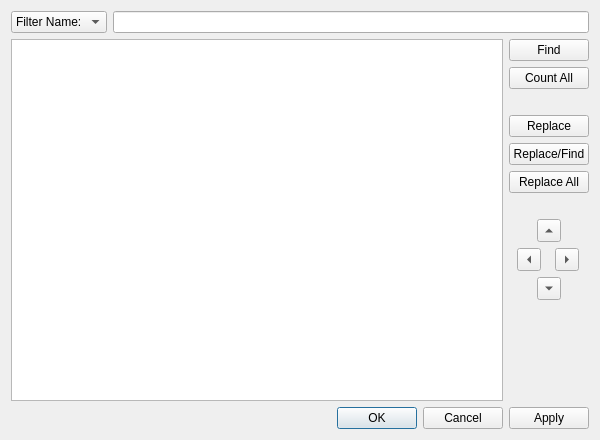
Sigil-Ebook/Sigil, file src/Sigil/Form_Files/SearchEditor.ui: the form before one commit.
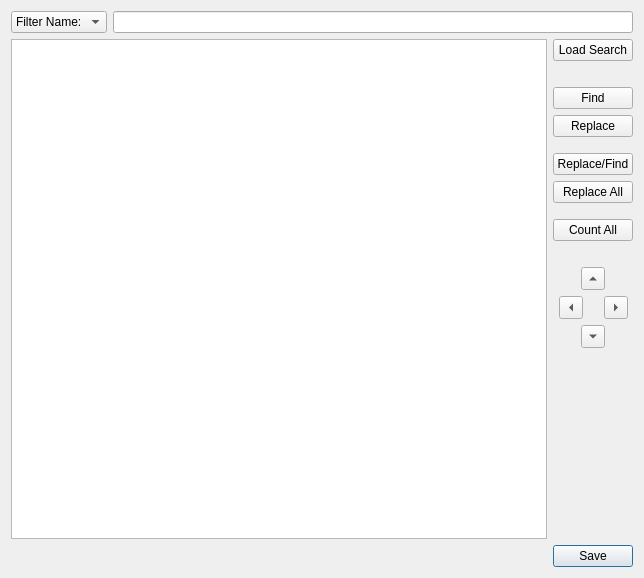
The form after the commit. Custom widgets are drawn as their Qt base class.

Commit message: Update Clip/Search/Index to use separate .ini files, reload those ini files if anything changes the files like another instance of Sigil.  Change dialogs so that there is just a Save button at bottom.  All actions on right. Window close prompts to save unsaved changes.  Reordered Find on Search dialog. Removed Create Index from Index Editor to force use of menu.  Add reload option to context menu., Add “...” to context menu entries where found. Remove OK from Report as nothing is saved.  Added spacing to TOC dialog.

Diff of the .ui file:
```diff
--- a/src/Sigil/Form_Files/SearchEditor.ui
+++ b/src/Sigil/Form_Files/SearchEditor.ui
@@ -6,8 +6,8 @@
    <rect>
     <x>0</x>
     <y>0</y>
-    <width>600</width>
-    <height>440</height>
+    <width>644</width>
+    <height>578</height>
    </rect>
   </property>
   <property name="windowTitle">
@@ -46,7 +46,7 @@
        <property name="sizePolicy">
         <sizepolicy hsizetype="Expanding" vsizetype="Expanding">
          <horstretch>1</horstretch>
-         <verstretch>0</verstretch>
+         <verstretch>1</verstretch>
         </sizepolicy>
        </property>
        <property name="editTriggers">
@@ -59,6 +59,32 @@
      </item>
      <item>
       <layout class="QVBoxLayout" name="verticalLayout">
+       <item>
+        <widget class="QPushButton" name="LoadSearch">
+         <property name="toolTip">
+          <string>Load the selected entry into the Find &amp; Replace window.</string>
+         </property>
+         <property name="text">
+          <string>Load Search</string>
+         </property>
+        </widget>
+       </item>
+       <item>
+        <spacer name="verticalSpacer_5">
+         <property name="orientation">
+          <enum>Qt::Vertical</enum>
+         </property>
+         <property name="sizeType">
+          <enum>QSizePolicy::Fixed</enum>
+         </property>
+         <property name="sizeHint" stdset="0">
+          <size>
+           <width>20</width>
+           <height>20</height>
+          </size>
+         </property>
+        </spacer>
+       </item>
        <item>
         <widget class="QPushButton" name="Find">
          <property name="toolTip">
@@ -71,33 +97,6 @@
          </property>
         </widget>
        </item>
-       <item>
-        <widget class="QPushButton" name="CountAll">
-         <property name="toolTip">
-          <string>Run Count All for the selected entries in the order selected,
-including entries in selected groups.</string>
-         </property>
-         <property name="text">
-          <string>Count All</string>
-         </property>
-        </widget>
-       </item>
-       <item>
-        <spacer name="verticalSpacer_2">
-         <property name="orientation">
-          <enum>Qt::Vertical</enum>
-         </property>
-         <property name="sizeType">
-          <enum>QSizePolicy::Fixed</enum>
-         </property>
-         <property name="sizeHint" stdset="0">
-          <size>
-           <width>20</width>
-           <height>20</height>
-          </size>
-         </property>
-        </spacer>
-       </item>
        <item>
         <widget class="QPushButton" name="ReplaceCurrent">
          <property name="toolTip">
@@ -110,6 +109,22 @@
          </property>
         </widget>
        </item>
+       <item>
+        <spacer name="verticalSpacer_2">
+         <property name="orientation">
+          <enum>Qt::Vertical</enum>
+         </property>
+         <property name="sizeType">
+          <enum>QSizePolicy::Fixed</enum>
+         </property>
+         <property name="sizeHint" stdset="0">
+          <size>
+           <width>20</width>
+           <height>10</height>
+          </size>
+         </property>
+        </spacer>
+       </item>
        <item>
         <widget class="QPushButton" name="Replace">
          <property name="toolTip">
@@ -144,6 +159,33 @@
          <property name="sizeHint" stdset="0">
           <size>
            <width>20</width>
+           <height>10</height>
+          </size>
+         </property>
+        </spacer>
+       </item>
+       <item>
+        <widget class="QPushButton" name="CountAll">
+         <property name="toolTip">
+          <string>Run Count All for the selected entries in the order selected,
+including entries in selected groups.</string>
+         </property>
+         <property name="text">
+          <string>Count All</string>
+         </property>
+        </widget>
+       </item>
+       <item>
+        <spacer name="verticalSpacer_4">
+         <property name="orientation">
+          <enum>Qt::Vertical</enum>
+         </property>
+         <property name="sizeType">
+          <enum>QSizePolicy::Fixed</enum>
+         </property>
+         <property name="sizeHint" stdset="0">
+          <size>
+           <width>20</width>
            <height>20</height>
           </size>
          </property>
@@ -168,6 +210,19 @@
        </item>
        <item>
         <layout class="QHBoxLayout" name="horizontalLayout">
+         <item>
+          <spacer name="horizontalSpacer_2">
+           <property name="orientation">
+            <enum>Qt::Horizontal</enum>
+           </property>
+           <property name="sizeHint" stdset="0">
+            <size>
+             <width>1</width>
+             <height>1</height>
+            </size>
+           </property>
+          </spacer>
+         </item>
          <item>
           <widget class="QToolButton" name="MoveLeft">
            <property name="toolTip">
@@ -181,6 +236,22 @@
            </property>
           </widget>
          </item>
+         <item>
+          <spacer name="horizontalSpacer">
+           <property name="orientation">
+            <enum>Qt::Horizontal</enum>
+           </property>
+           <property name="sizeType">
+            <enum>QSizePolicy::Fixed</enum>
+           </property>
+           <property name="sizeHint" stdset="0">
+            <size>
+             <width>15</width>
+             <height>20</height>
+            </size>
+           </property>
+          </spacer>
+         </item>
          <item>
           <widget class="QToolButton" name="MoveRight">
            <property name="toolTip">
@@ -194,6 +265,19 @@
            </property>
           </widget>
          </item>
+         <item>
+          <spacer name="horizontalSpacer_3">
+           <property name="orientation">
+            <enum>Qt::Horizontal</enum>
+           </property>
+           <property name="sizeHint" stdset="0">
+            <size>
+             <width>1</width>
+             <height>1</height>
+            </size>
+           </property>
+          </spacer>
+         </item>
         </layout>
        </item>
        <item>
@@ -213,6 +297,22 @@
          </item>
         </layout>
        </item>
+       <item>
+        <spacer name="verticalSpacer_6">
+         <property name="orientation">
+          <enum>Qt::Vertical</enum>
+         </property>
+         <property name="sizeType">
+          <enum>QSizePolicy::Fixed</enum>
+         </property>
+         <property name="sizeHint" stdset="0">
+          <size>
+           <width>20</width>
+           <height>20</height>
+          </size>
+         </property>
+        </spacer>
+       </item>
        <item>
         <layout class="QHBoxLayout" name="horizontalLayout_7"/>
        </item>
@@ -248,7 +348,7 @@
         <string>Click Apply to load Find &amp; Replace with the selected search.  Click OK to load your search, save your data, and close.</string>
        </property>
        <property name="standardButtons">
-        <set>QDialogButtonBox::Apply|QDialogButtonBox::Cancel|QDialogButtonBox::Ok</set>
+        <set>QDialogButtonBox::Save</set>
        </property>
       </widget>
      </item>
```
Left out of the diff: 35 changed lines with no effect on the pictures. The commit also changes 23 other files.
